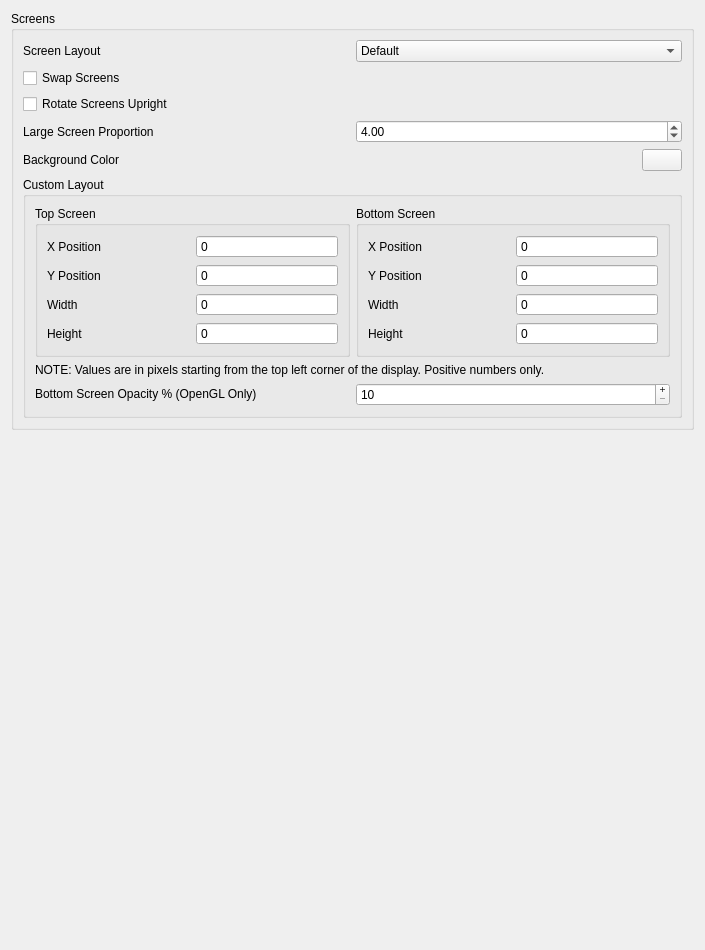
amwatson/CitraVR, file src/citra_qt/configuration/configure_layout.ui: the form before one commit.
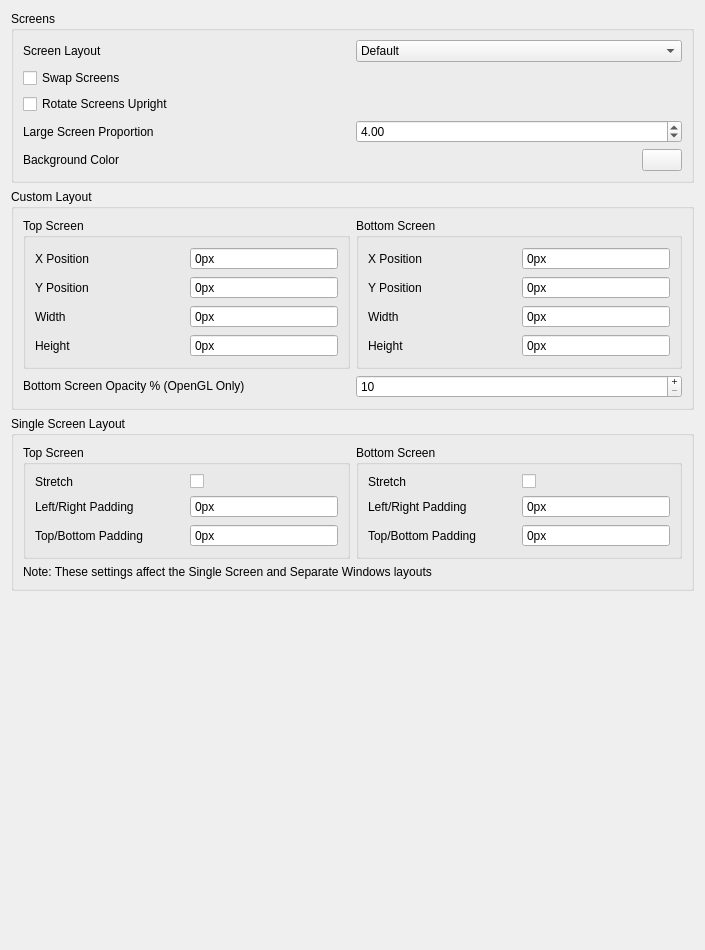
The form after the commit.

Commit message:
Added Single Screen layout configuration options
These settings also affect the Separate Windows layout

This commit also restructures the Layout tab of the configuration menu

The edit to the form file:
```diff
--- a/src/citra_qt/configuration/configure_layout.ui
+++ b/src/citra_qt/configuration/configure_layout.ui
@@ -177,6 +177,9 @@
         </layout>
        </widget>
       </item>
+     </layout>
+    </widget>
+   </item>
       <item>
        <widget class="QGroupBox" name="custom_layout_group">
         <property name="minimumSize">
@@ -209,6 +212,9 @@
                 <property name="buttonSymbols">
                  <enum>QAbstractSpinBox::NoButtons</enum>
                 </property>
+             <property name="suffix">
+              <string>px</string>
+             </property>
                 <property name="maximum">
                  <number>2147483647</number>
                 </property>
@@ -226,6 +232,9 @@
                 <property name="buttonSymbols">
                  <enum>QAbstractSpinBox::NoButtons</enum>
                 </property>
+             <property name="suffix">
+              <string>px</string>
+             </property>
                 <property name="maximum">
                  <number>2147483647</number>
                 </property>
@@ -243,6 +252,9 @@
                 <property name="buttonSymbols">
                  <enum>QAbstractSpinBox::NoButtons</enum>
                 </property>
+             <property name="suffix">
+              <string>px</string>
+             </property>
                 <property name="maximum">
                  <number>2147483647</number>
                 </property>
@@ -260,6 +272,9 @@
                 <property name="buttonSymbols">
                  <enum>QAbstractSpinBox::NoButtons</enum>
                 </property>
+             <property name="suffix">
+              <string>px</string>
+             </property>
                 <property name="maximum">
                  <number>2147483647</number>
                 </property>
@@ -292,6 +307,9 @@
                 <property name="buttonSymbols">
                  <enum>QAbstractSpinBox::NoButtons</enum>
                 </property>
+             <property name="suffix">
+              <string>px</string>
+             </property>
                 <property name="maximum">
                  <number>2147483647</number>
                 </property>
@@ -309,6 +327,9 @@
                 <property name="buttonSymbols">
                  <enum>QAbstractSpinBox::NoButtons</enum>
                 </property>
+             <property name="suffix">
+              <string>px</string>
+             </property>
                 <property name="maximum">
                  <number>2147483647</number>
                 </property>
@@ -326,6 +347,9 @@
                 <property name="buttonSymbols">
                  <enum>QAbstractSpinBox::NoButtons</enum>
                 </property>
+             <property name="suffix">
+              <string>px</string>
+             </property>
                 <property name="maximum">
                  <number>2147483647</number>
                 </property>
@@ -343,6 +367,9 @@
                 <property name="buttonSymbols">
                  <enum>QAbstractSpinBox::NoButtons</enum>
                 </property>
+             <property name="suffix">
+              <string>px</string>
+             </property>
                 <property name="maximum">
                  <number>2147483647</number>
                 </property>
@@ -353,17 +380,6 @@
            </item>
           </layout>
          </item>
-         <item>
-          <layout class="QHBoxLayout" name="horizontalLayout_2">
-           <item>
-            <widget class="QLabel" name="label_2">
-             <property name="text">
-              <string>&lt;html&gt;&lt;head/&gt;&lt;body&gt;&lt;p&gt;NOTE: Values are in pixels starting from the top left corner of the display. Positive numbers only.&lt;/p&gt;&lt;/body&gt;&lt;/html&gt;</string>
-             </property>
-            </widget>
-           </item>
-          </layout>
-         </item>
          <item>
           <layout class="QHBoxLayout" name="horizontalLayout_3">
            <item>
@@ -390,6 +406,165 @@
          </item>
         </layout>
        </widget>
+   </item>
+   <item>
+    <widget class="QGroupBox" name="separate_window_config_group">
+     <property name="minimumSize">
+      <size>
+       <width>0</width>
+       <height>0</height>
+      </size>
+     </property>
+     <property name="title">
+      <string>Single Screen Layout</string>
+     </property>
+     <layout class="QVBoxLayout" name="verticalLayout_5">
+      <item>
+       <layout class="QHBoxLayout" name="horizontalLayout_4">
+        <item>
+         <widget class="QGroupBox" name="gb_top_screen_2">
+          <property name="title">
+           <string>Top Screen</string>
+          </property>
+          <layout class="QGridLayout" name="gridLayout_2">
+           <item row="0" column="0">
+            <widget class="QLabel" name="lb_top_stretch">
+             <property name="text">
+              <string>Stretch</string>
+             </property>
+            </widget>
+           </item>
+           <item row="1" column="1">
+            <widget class="QSpinBox" name="screen_top_leftright_padding">
+             <property name="buttonSymbols">
+              <enum>QAbstractSpinBox::NoButtons</enum>
+             </property>
+             <property name="suffix">
+              <string>px</string>
+             </property>
+             <property name="maximum">
+              <number>2147483647</number>
+             </property>
+            </widget>
+           </item>
+           <item row="1" column="0">
+            <widget class="QLabel" name="lb_top_leftright_padding">
+             <property name="text">
+              <string>Left/Right Padding</string>
+             </property>
+            </widget>
+           </item>
+           <item row="2" column="0">
+            <widget class="QLabel" name="lb_top_topbottom_padding">
+             <property name="text">
+              <string>Top/Bottom Padding</string>
+             </property>
+            </widget>
+           </item>
+           <item row="2" column="1">
+            <widget class="QSpinBox" name="screen_top_topbottom_padding">
+             <property name="buttonSymbols">
+              <enum>QAbstractSpinBox::NoButtons</enum>
+             </property>
+             <property name="suffix">
+              <string>px</string>
+             </property>
+             <property name="maximum">
+              <number>2147483647</number>
+             </property>
+            </widget>
+           </item>
+           <item row="0" column="1">
+            <widget class="QCheckBox" name="screen_top_stretch">
+             <property name="text">
+              <string notr="true"/>
+             </property>
+            </widget>
+           </item>
+          </layout>
+         </widget>
+        </item>
+        <item>
+         <widget class="QGroupBox" name="gb_bottom_screen">
+          <property name="minimumSize">
+           <size>
+            <width>0</width>
+            <height>0</height>
+           </size>
+          </property>
+          <property name="title">
+           <string>Bottom Screen</string>
+          </property>
+          <layout class="QGridLayout" name="gridLayout">
+           <item row="1" column="0">
+            <widget class="QLabel" name="lb_bottom_leftright_padding">
+             <property name="text">
+              <string>Left/Right Padding</string>
+             </property>
+            </widget>
+           </item>
+           <item row="2" column="0">
+            <widget class="QLabel" name="lb_bottom_topbottom_padding">
+             <property name="text">
+              <string>Top/Bottom Padding</string>
+             </property>
+            </widget>
+           </item>
+           <item row="1" column="1">
+            <widget class="QSpinBox" name="screen_bottom_leftright_padding">
+             <property name="buttonSymbols">
+              <enum>QAbstractSpinBox::NoButtons</enum>
+             </property>
+             <property name="suffix">
+              <string>px</string>
+             </property>
+             <property name="maximum">
+              <number>2147483647</number>
+             </property>
+            </widget>
+           </item>
+           <item row="2" column="1">
+            <widget class="QSpinBox" name="screen_bottom_topbottom_padding">
+             <property name="buttonSymbols">
+              <enum>QAbstractSpinBox::NoButtons</enum>
+             </property>
+             <property name="suffix">
+              <string>px</string>
+             </property>
+             <property name="maximum">
+              <number>2147483647</number>
+             </property>
+            </widget>
+           </item>
+           <item row="0" column="0">
+            <widget class="QLabel" name="lb_bottom_stretch">
+             <property name="text">
+              <string>Stretch</string>
+             </property>
+            </widget>
+           </item>
+           <item row="0" column="1">
+            <widget class="QCheckBox" name="screen_bottom_stretch">
+             <property name="text">
+              <string notr="true"/>
+             </property>
+            </widget>
+           </item>
+          </layout>
+         </widget>
+        </item>
+       </layout>
+      </item>
+      <item>
+       <layout class="QHBoxLayout" name="horizontalLayout_2">
+        <item>
+         <widget class="QLabel" name="label">
+          <property name="text">
+           <string>Note: These settings affect the Single Screen and Separate Windows layouts</string>
+          </property>
+         </widget>
+        </item>
+       </layout>
       </item>
      </layout>
     </widget>
```
Lines whose indentation alone changed are shown as unchanged. The commit also changes 5 other files.
